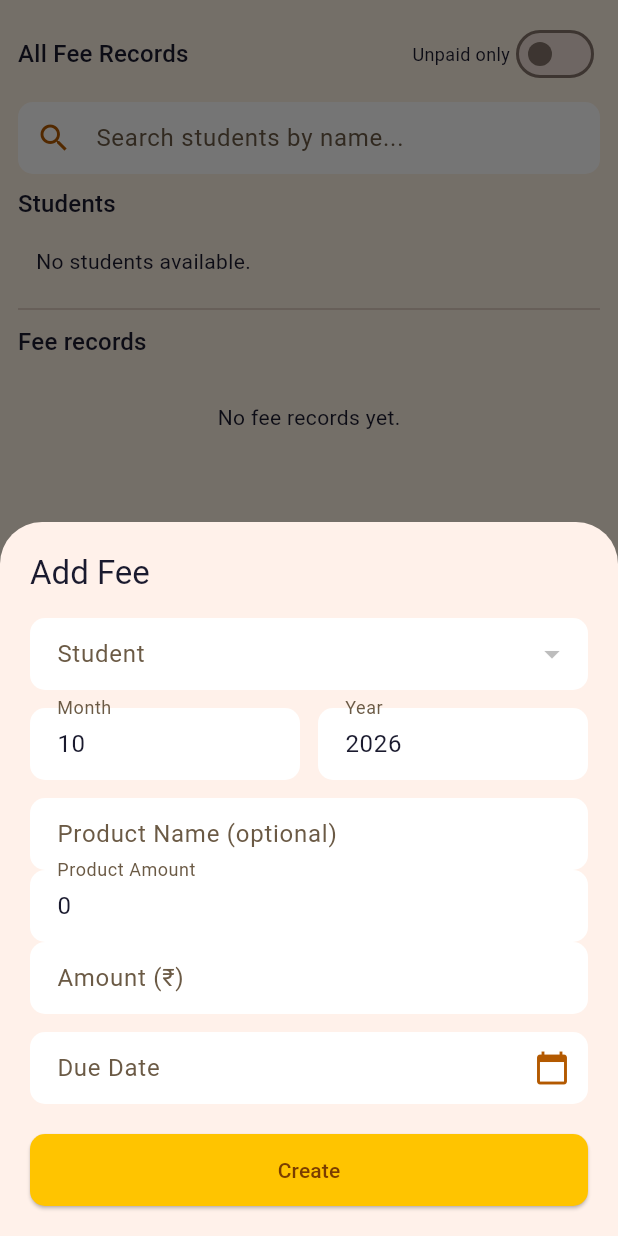
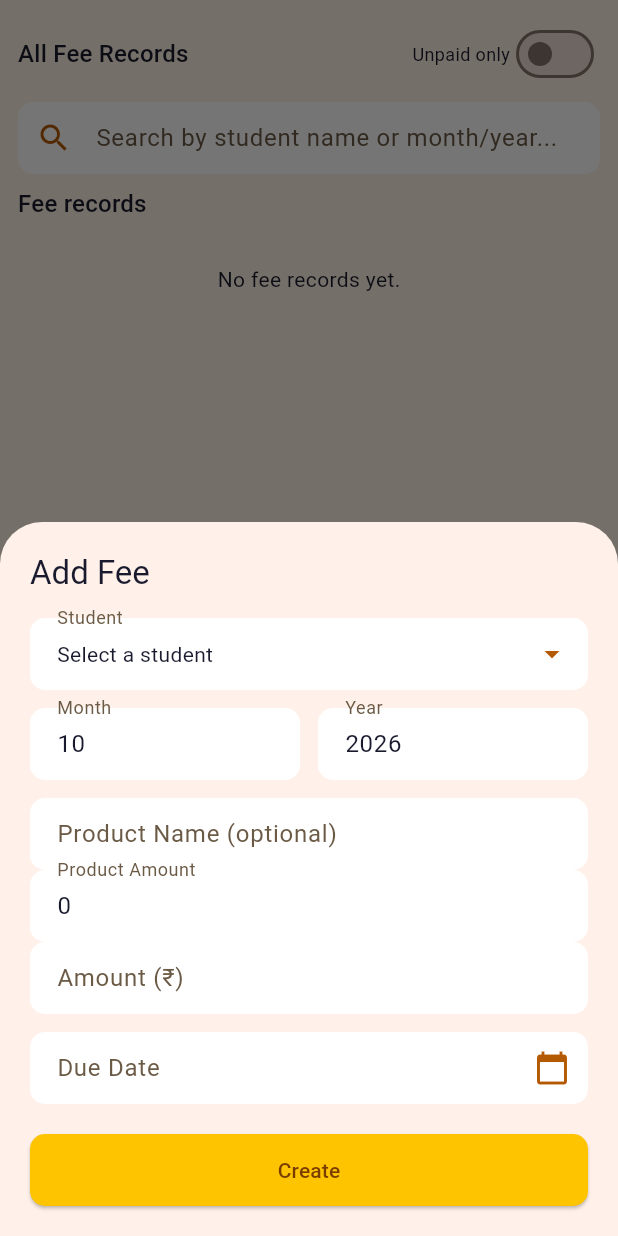
Before and after one commit to Deepak20466/attendance-management, a Flutter app: the AdminFeesTab screen opened directly, after a tap on "Add Fee", on a phone screen of 412 x 824 dp. Run offline on Flutter 3.47's test engine with Material 3 defaults, Android fonts, the phone set to English and light mode, and no system bars; our stand-ins replace connectivity_plus, fl_chart, flutter_local_notifications, geolocator, image_picker, local_auth and 3 more; accounts and stored records are empty; network calls fail.

Commit message:
Put student search inside add fee picker

```diff
--- a/mobile/lib/features/admin/admin_fees_tab.dart
+++ b/mobile/lib/features/admin/admin_fees_tab.dart
@@ -85,12 +85,6 @@ class _AdminFeesTabState extends State<AdminFeesTab> {
             _feeStudentName(f).toLowerCase().contains(q) ||
             '${f.month}/${f.year}'.contains(q))
         .toList();
-  }
-
-  List<Student> get _visibleStudents {
-    final q = _search.trim().toLowerCase();
-    if (q.isEmpty) return _students;
-    return _students.where((s) => s.name.toLowerCase().contains(q)).toList();
   }
 
   Future<String?> _promptReason(String title) {
@@ -245,15 +239,12 @@ class _AdminFeesTabState extends State<AdminFeesTab> {
     }
   }
 
-  Future<void> _openCreate({int? studentId}) async {
+  Future<void> _openCreate() async {
     final saved = await showModalBottomSheet<bool>(
       context: context,
       isScrollControlled: true,
       useSafeArea: true,
-      builder: (_) => _FeeForm(
-        students: _students,
-        initialStudentId: studentId,
-      ),
+      builder: (_) => _FeeForm(students: _students),
     );
     if (saved == true) _load();
   }
@@ -487,41 +478,11 @@ class _AdminFeesTabState extends State<AdminFeesTab> {
                   const SizedBox(height: 8),
                   TextField(
                     decoration: const InputDecoration(
-                        hintText: 'Search students by name...',
+                        hintText: 'Search by student name or month/year...',
                         prefixIcon: Icon(Icons.search)),
                     onChanged: (v) => setState(() => _search = v),
                   ),
                   const SizedBox(height: 8),
-                  Text('Students',
-                      style: Theme.of(context).textTheme.titleMedium),
-                  const SizedBox(height: 4),
-                  if (_students.isEmpty)
-                    const Padding(
-                      padding: EdgeInsets.all(12),
-                      child: Text('No students available.'),
-                    )
-                  else if (_visibleStudents.isEmpty)
-                    Padding(
-                      padding: const EdgeInsets.all(12),
-                      child: Text('No students match "$_search".'),
-                    )
-                  else
-                    SizedBox(
-                      height: 180,
-                      child: ListView.builder(
-                        itemCount: _visibleStudents.length,
-                        itemBuilder: (context, index) {
-                          final student = _visibleStudents[index];
-                          return ListTile(
-                            dense: true,
-                            title: Text(student.name),
-                            trailing: const Icon(Icons.add_circle_outline),
-                            onTap: () => _openCreate(studentId: student.id),
-                          );
-                        },
-                      ),
-                    ),
-                  const Divider(height: 20),
                   Text('Fee records',
                       style: Theme.of(context).textTheme.titleMedium),
                   const SizedBox(height: 8),
@@ -638,8 +599,7 @@ class _AdminFeesTabState extends State<AdminFeesTab> {
 
 class _FeeForm extends StatefulWidget {
   final List<Student> students;
-  final int? initialStudentId;
-  const _FeeForm({required this.students, this.initialStudentId});
+  const _FeeForm({required this.students});
 
   @override
   State<_FeeForm> createState() => _FeeFormState();
@@ -655,14 +615,83 @@ class _FeeFormState extends State<_FeeForm> {
   final _productCtrl = TextEditingController(text: "0");
   final _productNameCtrl = TextEditingController();
   final _dueDateCtrl = TextEditingController();
-  bool _loadingStudents = true;
   bool _saving = false;
+
+  String get _selectedStudentName {
+    for (final student in _students) {
+      if (student.id == _studentId) return student.name;
+    }
+    return 'Select a student';
+  }
 
   @override
   void initState() {
     super.initState();
-    _studentId = widget.initialStudentId;
-    _loadingStudents = false;
+  }
+
+  Future<void> _selectStudent() async {
+    final selected = await showModalBottomSheet<int>(
+      context: context,
+      isScrollControlled: true,
+      useSafeArea: true,
+      builder: (context) {
+        var query = '';
+        return StatefulBuilder(
+          builder: (context, setSheetState) {
+            final matches = widget.students
+                .where((s) => s.name.toLowerCase().contains(query.trim().toLowerCase()))
+                .toList();
+            return SizedBox(
+              height: MediaQuery.of(context).size.height * 0.78,
+              child: Padding(
+                padding: EdgeInsets.only(
+                  left: 16,
+                  right: 16,
+                  top: 16,
+                  bottom: MediaQuery.of(context).viewInsets.bottom + 12,
+                ),
+                child: Column(
+                  children: [
+                    Text('Select student', style: Theme.of(context).textTheme.titleLarge),
+                    const SizedBox(height: 12),
+                    TextField(
+                      autofocus: true,
+                      decoration: const InputDecoration(
+                        hintText: 'Search students by name...',
+                        prefixIcon: Icon(Icons.search),
+                        border: OutlineInputBorder(),
+                      ),
+                      onChanged: (value) => setSheetState(() => query = value),
+                    ),
+                    const SizedBox(height: 8),
+                    Expanded(
+                      child: matches.isEmpty
+                          ? const Center(child: Text('No matching students.'))
+                          : ListView.builder(
+                              itemCount: matches.length,
+                              itemBuilder: (context, index) {
+                                final student = matches[index];
+                                return ListTile(
+                                  title: Text(student.name),
+                                  selected: student.id == _studentId,
+                                  trailing: student.id == _studentId
+                                      ? const Icon(Icons.check,
+                                          color: AppColors.brandOrange)
+                                      : null,
+                                  onTap: () => Navigator.pop(context, student.id),
+                                );
+                              },
+                            ),
+                    ),
+                  ],
+                ),
+              ),
+            );
+          },
+        );
+      },
+    );
+    if (selected != null && mounted) setState(() => _studentId = selected);
   }
 
   Future<void> _pickDueDate() async {
@@ -734,17 +763,16 @@ class _FeeFormState extends State<_FeeForm> {
           children: [
             Text('Add Fee', style: Theme.of(context).textTheme.titleLarge),
             const SizedBox(height: 16),
-            _loadingStudents
-                ? const Center(child: CircularProgressIndicator())
-                : DropdownButtonFormField<int>(
-                    initialValue: _studentId,
-                    decoration: const InputDecoration(labelText: 'Student'),
-                    items: _students
-                        .map((s) =>
-                            DropdownMenuItem(value: s.id, child: Text(s.name)))
-                        .toList(),
-                    onChanged: (v) => setState(() => _studentId = v),
-                  ),
+            InkWell(
+              onTap: _selectStudent,
+              child: InputDecorator(
+                decoration: const InputDecoration(
+                  labelText: 'Student',
+                  suffixIcon: Icon(Icons.arrow_drop_down),
+                ),
+                child: Text(_selectedStudentName),
+              ),
+            ),
             const SizedBox(height: 12),
             Row(
               children: [
--- a/mobile/pubspec.yaml
+++ b/mobile/pubspec.yaml
@@ -1,7 +1,7 @@
 name: vimj_attendance
 description: VIMJ Studio Attendance System - Coach mobile app
 publish_to: "none"
-version: 1.23.9+32
+version: 1.24.0+33
 
 environment:
   sdk: ">=3.3.0 <4.0.0"
```
